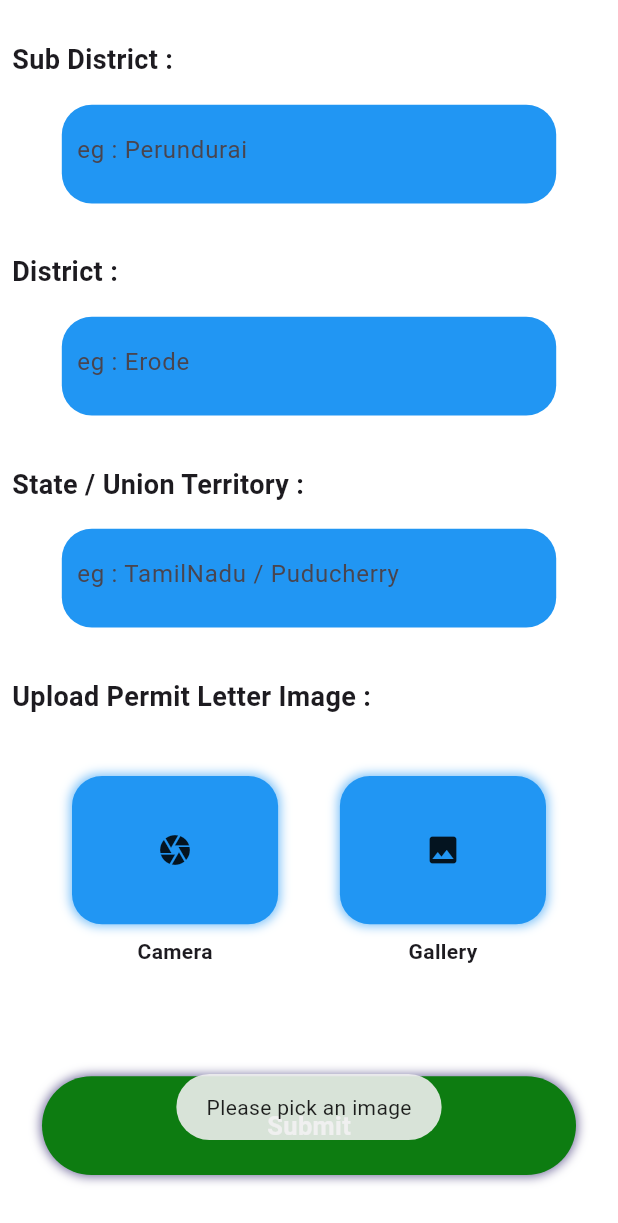
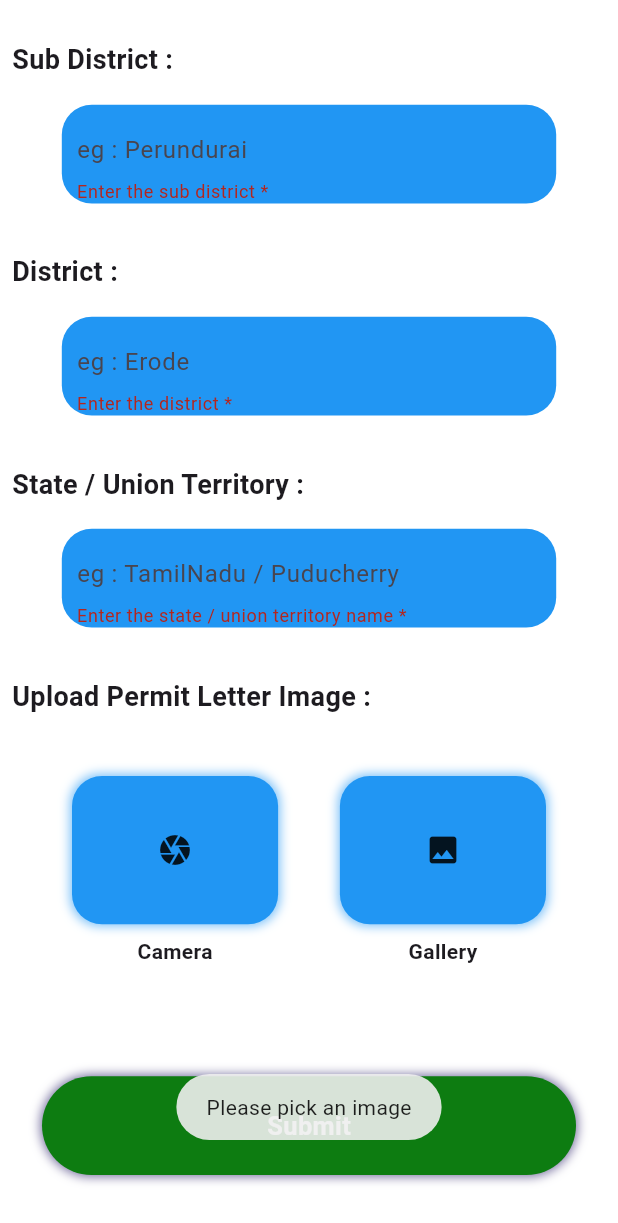
Before and after one commit to deepak-dee3/SIH_HOSPITALITY_FLUTTER_APP, a Flutter app: the before_event screen opened directly, scrolled down 954 dp, after a tap on "Submit", on a phone screen of 412 x 824 dp. Shown: the top 1223 px of the screen. Run offline on Flutter 3.47's test engine with Material 3 defaults, Android fonts, the phone set to English and light mode, and no system bars; our stand-ins replace animated_splash_screen, cloud_firestore, firebase_auth, firebase_core, firebase_storage, flutter_image_compress and 7 more; accounts and stored records are empty; project files that could hold a hidden picture were left out.

Commit message:
validation has been added

```diff
--- a/lib/HOSPITAL/before_event.dart
+++ b/lib/HOSPITAL/before_event.dart
@@ -11,6 +11,7 @@ import 'package:path_provider/path_provider.dart';
 import 'package:quickalert/quickalert.dart';
 import 'package:fluttertoast/fluttertoast.dart';
 import 'dart:io';
+import 'package:intl/intl.dart';
 
 class before_event extends StatefulWidget{
   @override
@@ -106,21 +107,11 @@ Future<void> pickimage() async {
         Fluttertoast.showToast(msg: 'Please pick an image');
         return;
       }
-        if(before_formkey.currentState!.validate())
+      if(before_availability_controller.text.isEmpty || before_date_contoller.text.isEmpty || before_dis_contoller.text.isEmpty || before_hos_name_controller.text.isEmpty || before_place_controller.text.isEmpty || before_program_name_contoller.text.isEmpty || before_state_or_union_controller.text.isEmpty || before_sub_dis_controller.text.isEmpty)
       {
+         Fluttertoast.showToast(msg: 'Please fill all the details');
+        return;
 
-            setState(() {
-
-             before_hos_name = before_hos_name_controller.text.trim();
-             before_program_name = before_program_name_contoller.text.trim();
-             before_place = before_place_controller.text.trim();
-             before_date = before_date_contoller.text.trim();
-             before_availability = before_availability_controller.text.trim();
-             before_sd = before_sub_dis_controller.text.trim();
-             before_dis = before_dis_contoller.text.trim();
-             before_state = before_state_or_union_controller.text.trim();
-
-            });
       }
 
 
@@ -168,6 +159,7 @@ Future<void> pickimage() async {
 
         ScaffoldMessenger.of(context).showSnackBar(
           SnackBar(
+            margin: EdgeInsets.all(10),
             backgroundColor: Colors.red,
             padding: EdgeInsets.all(10),
             content: Text('Uploaded successfully', style: TextStyle(fontWeight: FontWeight.bold, fontSize: 15)),
@@ -307,16 +299,26 @@ Future<void> pickimage() async {
           child:TextFormField(
             cursorColor: Colors.black,
             controller: before_date_contoller,
-             validator: (value){
-                    if(value == null || value.isEmpty)
-                    {
-                      return "Enter the date will be conduct *";
+
+
+validator: (value) {
+  if (value == null || value.isEmpty) {
+    return "Enter the date that will be conducted *";
   }
 
+  // Define the date format
+  final DateFormat format = DateFormat('dd/MM/yyyy');
 
+  // Try to parse the value to a date
+  try {
+    format.parseStrict(value);
+  } catch (e) {
+    return "Enter a valid date (format: dd/MM/yyyy) *";
+  }
 
   return null;
 },
+
 
             decoration: InputDecoration(
               hintText: 'eg : 01/01/2024',
@@ -338,6 +340,7 @@ Future<void> pickimage() async {
           child:TextFormField(
             cursorColor: Colors.black,
             controller: before_availability_controller,
+           keyboardType: TextInputType.number,
              validator: (value){
                     if(value == null || value.isEmpty)
                     {
@@ -369,16 +372,20 @@ Future<void> pickimage() async {
           child:TextFormField(
             cursorColor: Colors.black,
             controller: before_sub_dis_controller,
-             validator: (value){
-                    if(value == null || value.isEmpty)
-                    {
+             validator: (value) {
+  if (value == null || value.isEmpty) {
     return "Enter the sub district *";
   }
 
-
+  // Check if the value contains only letters and spaces
+  final validSubDistrictRegExp = RegExp(r'^[a-zA-Z\s]+$');
+  if (!validSubDistrictRegExp.hasMatch(value)) {
+    return "Only contains a-z *";
+  }
 
   return null;
 },
+
 
             decoration: InputDecoration(
               hintText: 'eg : Perundurai',
@@ -400,16 +407,20 @@ Future<void> pickimage() async {
           child:TextFormField(
             cursorColor: Colors.black,
             controller: before_dis_contoller,
-             validator: (value){
-                    if(value == null || value.isEmpty)
-                    {
+            validator: (value) {
+  if (value == null || value.isEmpty) {
     return "Enter the district *";
   }
 
-
+  // Check if the value contains only letters and spaces
+  final validSubDistrictRegExp = RegExp(r'^[a-zA-Z\s]+$');
+  if (!validSubDistrictRegExp.hasMatch(value)) {
+    return "Only contains a-z*";
+  }
 
   return null;
 },
+
 
             decoration: InputDecoration(
               hintText: 'eg : Erode',
@@ -431,16 +442,20 @@ Future<void> pickimage() async {
           child:TextFormField(
             cursorColor: Colors.black,
             controller: before_state_or_union_controller,
-             validator: (value){
-                    if(value == null || value.isEmpty)
-                    {
-                      return "Enter the state / union territory *";
+             validator: (value) {
+  if (value == null || value.isEmpty) {
+    return "Enter the state / union territory name *";
   }
 
-
+  // Check if the value contains only letters and spaces
+  final validSubDistrictRegExp = RegExp(r'^[a-zA-Z\s]+$');
+  if (!validSubDistrictRegExp.hasMatch(value)) {
+    return "Only contains a-z *";
+  }
 
   return null;
 },
+
 
             decoration: InputDecoration(
               hintText: 'eg : TamilNadu / Puducherry',
@@ -550,6 +565,24 @@ Future<void> pickimage() async {
 
             GestureDetector(
               onTap:(){
+
+                if(before_formkey.currentState!.validate())
+          {
+
+            setState(() {
+
+             before_hos_name = before_hos_name_controller.text.trim();
+             before_program_name = before_program_name_contoller.text.trim();
+             before_place = before_place_controller.text.trim();
+             before_date = before_date_contoller.text.trim();
+             before_availability = before_availability_controller.text.trim();
+             before_sd = before_sub_dis_controller.text.trim();
+             before_dis = before_dis_contoller.text.trim();
+             before_state = before_state_or_union_controller.text.trim();
+
+            });
+          }
+
                 uploadfirebase();
 
 
--- a/pubspec.yaml
+++ b/pubspec.yaml
@@ -50,6 +50,7 @@ dependencies:
   image_picker: ^1.1.2
   flutter_image_compress: ^2.3.0
   path_provider: ^2.1.4
+  intl: ^0.19.0
 
 
 
```
Also changed, not shown: lib/HOSPITAL/after_event.dart (+41 -22 lines), lib/sign_up_page.dart (+63 -39 lines), pubspec.lock. Lines whose indentation alone changed are shown as unchanged.
